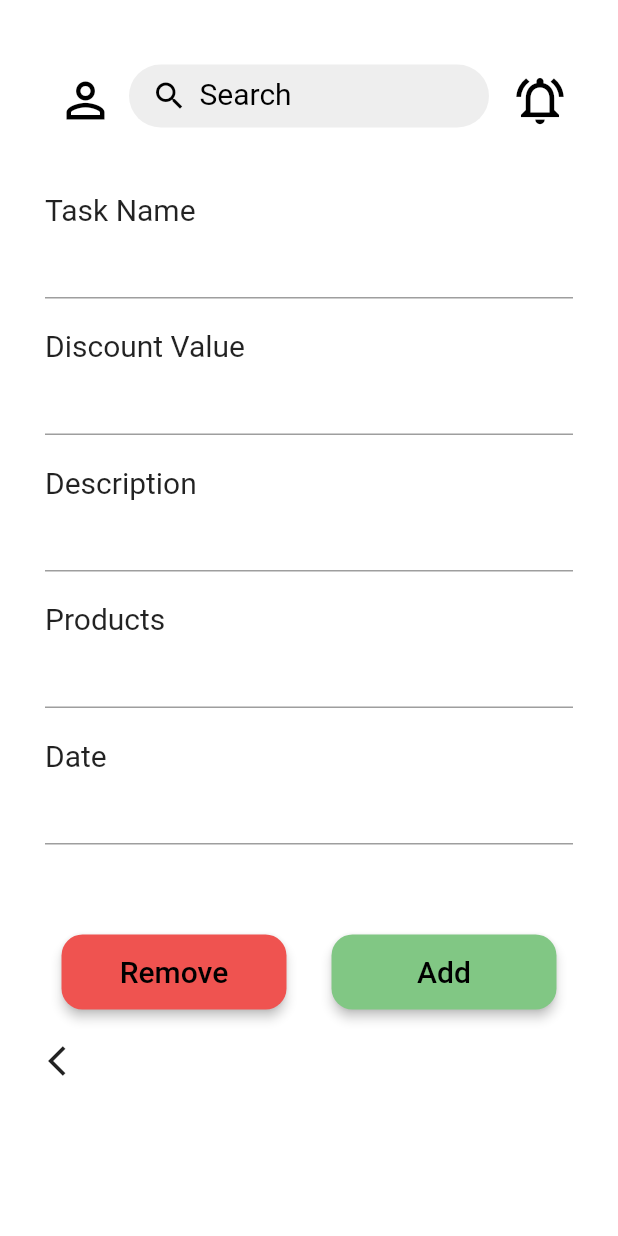
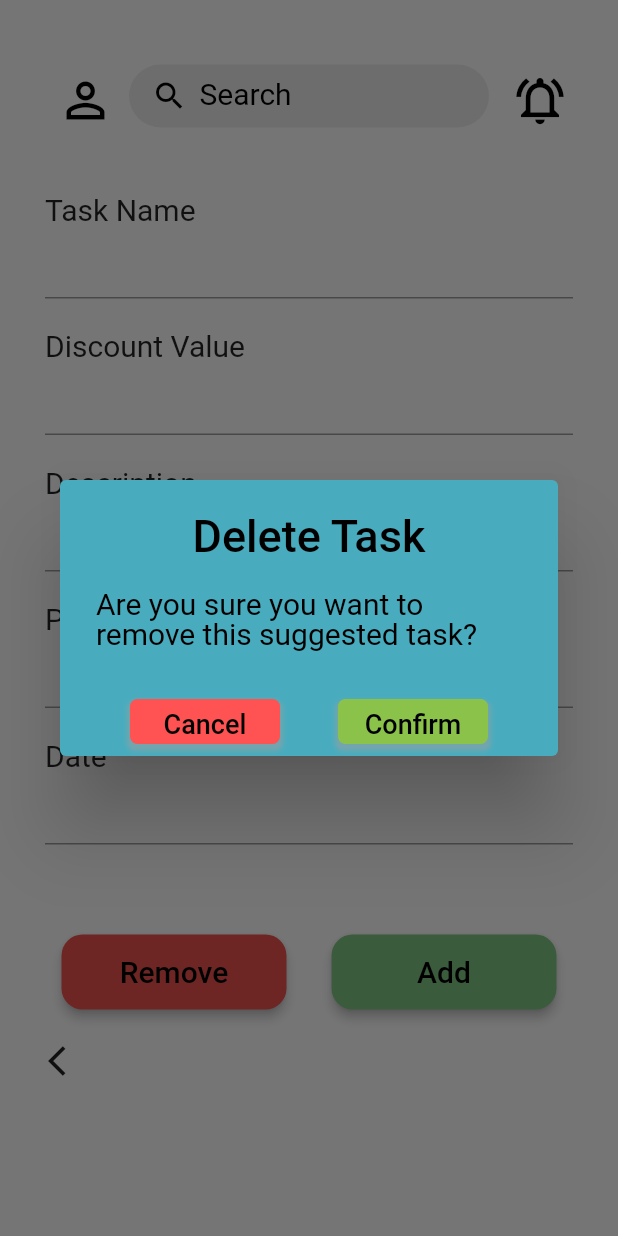
Before and after one commit to catasofia/User-Centered-Design-and-Evaluation, a Flutter app: the SuggestedTask screen opened directly with empty values, after a tap on "Remove", on a phone screen of 412 x 824 dp. Run offline on Flutter 3.47's test engine with Material 2 defaults, Android fonts, the phone set to English and light mode, and no system bars; our stand-ins replace cloud_firestore, firebase_core, flutter_spinkit; missing offline and left inert: web3dart; accounts and stored records are empty; Roboto replaces fonts that are missing (Arial); project files that could hold a hidden picture were left out.

Commit message:
remove suggested tasks

```diff
--- a/lib/landlord/landlordSuggestedTask.dart
+++ b/lib/landlord/landlordSuggestedTask.dart
@@ -220,6 +220,10 @@ class _SuggestedTaskState extends State<SuggestedTask> {
                           ),
                         ),
                         onPressed: () {
+                          showDialog(
+                            context: context,
+                            builder: (BuildContext context) => _buildPopupDeleteTask(context, taskid),
+                          );
                           //  FirebaseFirestore.instance.collection("tasks").doc(taskid).delete();
                         },
                         child: Text('Remove',
@@ -463,6 +467,128 @@ Widget _buildPopupEditTask(BuildContext context) {
   );
 }
 
+Widget _buildPopupDeleteTask(BuildContext context, String taskid) {
+  return AlertDialog(
+    alignment: Alignment.center,
+    title: const Text(
+      'Delete Task',
+      style: TextStyle(
+        fontFamily: 'Arial',
+        fontSize: 30,
+        color: Colors.black,
+        height: 1,
+      ),
+      textAlign: TextAlign.center,
+    ),
+    backgroundColor: const Color(0xFF48ACBE),
+    content: Column(
+      mainAxisSize: MainAxisSize.min,
+      crossAxisAlignment: CrossAxisAlignment.start,
+      children: const <Widget>[
+        Text(
+          "Are you sure you want to remove this suggested task?",
+          style: TextStyle(
+            fontFamily: 'Arial',
+            fontSize: 20,
+            color: Colors.black,
+            height: 1,
+          ),
+        ),
+
+      ],
+    ),
+    actions: <Widget>[
+      Row(
+        mainAxisAlignment: MainAxisAlignment.spaceEvenly,
+        children: [
+          Container(
+            width: 100.0,
+            height: 30.0,
+            decoration: BoxDecoration(
+              borderRadius: BorderRadius.circular(5.0),
+              boxShadow: [
+                BoxShadow(
+                  color: Colors.grey.withOpacity(0.5),
+                  spreadRadius: 1.5,
+                  blurRadius: 1.5,
+                  offset: const Offset(0, 3),
+                ),
+              ],
+              color: Colors.redAccent,
+            ),
+            padding: const EdgeInsets.only(top: 6.0),
+            child: Row(
+              crossAxisAlignment: CrossAxisAlignment.start,
+              mainAxisAlignment: MainAxisAlignment.center,
+              children: <Widget>[
+                FlatButton(
+                  onPressed: () {
+                    Navigator.of(context).pop();
+                  },
+                  textColor: Theme
+                      .of(context)
+                      .primaryColor,
+                  child: const Text(
+                    'Cancel',
+                    style: TextStyle(
+                      fontFamily: 'Arial',
+                      fontSize: 18,
+                      color: Colors.black,
+                      height: 1,
+                    ),
+                  ),
+                ),
+              ],
+            ),
+          ),
+          Container(
+            width: 100.0,
+            height: 30.0,
+            decoration: BoxDecoration(
+              borderRadius: BorderRadius.circular(5.0),
+              boxShadow: [
+                BoxShadow(
+                  color: Colors.grey.withOpacity(0.5),
+                  spreadRadius: 1.5,
+                  blurRadius: 1.5,
+                  offset: const Offset(0, 3),
+                ),
+              ],
+              color: Colors.lightGreen,
+            ),
+            padding: const EdgeInsets.only(top: 6.0),
+            child: Row(
+              crossAxisAlignment: CrossAxisAlignment.start,
+              mainAxisAlignment: MainAxisAlignment.center,
+              children: <Widget>[
+                FlatButton(
+                  onPressed: () {
+                    FirebaseFirestore.instance.collection("suggested_task").doc(taskid).delete();
+                    Navigator.push(
+                        context,
+                        MaterialPageRoute(builder: (context) => const TasksLandlord()));
+                  },
+                  textColor: Theme
+                      .of(context)
+                      .primaryColor,
+                  child: const Text(
+                    'Confirm',
+                    style: TextStyle(
+                      fontFamily: 'Arial',
+                      fontSize: 18,
+                      color: Colors.black,
+                      height: 1,
+                    ),
+                  ),
+                ),
+              ],
+            ),
+          ),
+        ],
+      ),
+    ],
+  );
+}
 
 Widget _errorPopup(BuildContext context) {
   return new AlertDialog(
--- a/lib/main.dart
+++ b/lib/main.dart
@@ -3,6 +3,8 @@ import 'package:provider/provider.dart';
 import 'package:time_app/landlord/landlordHomeScreen.dart';
 import 'package:time_app/landlord/landlordSeeHouse.dart';
 import 'package:time_app/neighbor/neighborHomeScreen.dart';
+import 'package:time_app/neighbor/neighborProfile.dart';
+import 'package:time_app/tenant/profile.dart';
 import 'package:time_app/tenant/tenantEvaluateMain.dart';
 import 'package:time_app/tenant/tenantEvaluatePage.dart';
 import 'homeScreen.dart';
```
